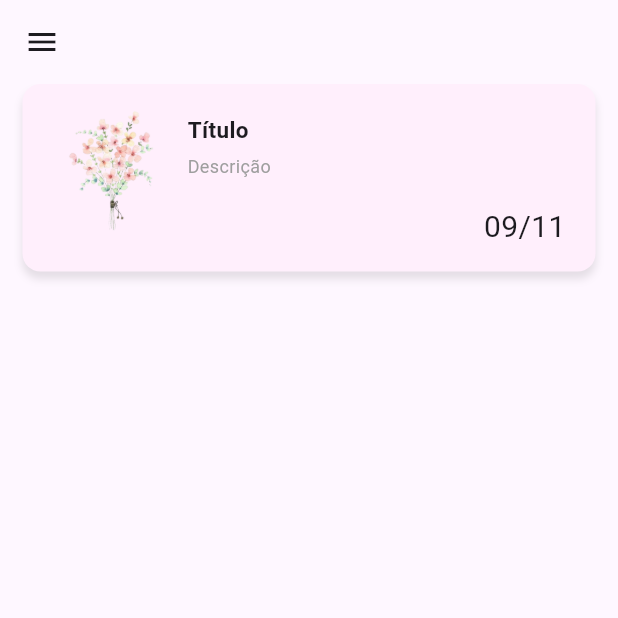
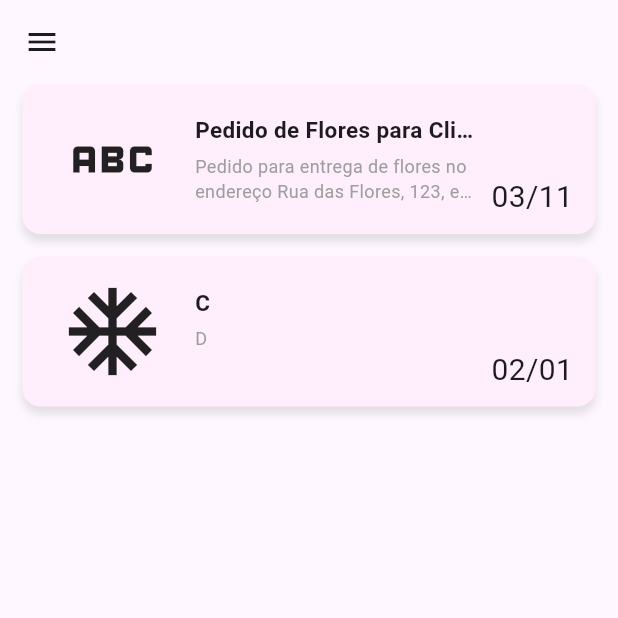
Before and after one commit to HenryGFiedler/Floricultura, a Flutter app: the MainScreen screen opened directly, on a phone screen of 412 x 824 dp, the top half of it. Run offline on Flutter 3.47's test engine with Material 3 defaults, Android fonts, the phone set to English and light mode, and no system bars.

Commit message:
info_card style

```diff
--- a/lib/components/info_card.dart
+++ b/lib/components/info_card.dart
@@ -1,12 +1,24 @@
 import 'package:flutter/material.dart';
+import 'package:intl/intl.dart';
 
 class InfoCard extends StatelessWidget {
-  const InfoCard({super.key});
+  final String titulo;
+  final String descricao;
+  final DateTime data;
+  final IconData icon; // TODO imagem do widget se for necessário, se não pode ser um ícone opcional
+
+  const InfoCard({
+    super.key,
+    this.titulo = '',
+    this.descricao = '',
+    required this.data,
+    required this.icon
+  });
 
   @override
   Widget build(BuildContext context) {
     return SizedBox(
-      height: 125,
+      height: 100,
       child: Padding(
         padding: EdgeInsets.symmetric(horizontal: 15),
         child: DecoratedBox(
@@ -26,34 +38,40 @@ class InfoCard extends StatelessWidget {
             child: Row(
               crossAxisAlignment: CrossAxisAlignment.start,
               children: [
-                SizedBox(height: 100, width: 100, child: Image.asset("assets/images/logo.png")),
+                SizedBox(height: 100, width: 100, child: Icon(icon, size: 70,)),
                 Expanded(
                   child: Column(
                     crossAxisAlignment: CrossAxisAlignment.start,
                     children: [
                       Padding(
-                        padding: EdgeInsets.only(top: 10),
+                        padding: EdgeInsets.only(top: 10, left: 5),
                         child: Text(
-                          "Título",
+                          titulo,
+                          maxLines: 1,
+                          overflow: TextOverflow.ellipsis,
                           style: TextStyle(fontSize: 15, fontWeight: FontWeight.bold),
                         ),
                       ),
                       Padding(
-                        padding: EdgeInsets.only(top: 5),
-                        child: Text(
-                          "Descrição",
-                          style: TextStyle(fontSize: 12, color: Colors.grey),
-                        ),
+                        padding: EdgeInsets.only(top: 5, left: 5),
+                        child: Text(descricao,
+                            maxLines: 2,
+                            overflow: TextOverflow.ellipsis,
+                            style: TextStyle(fontSize: 12, color: Colors.grey)),
                       ),
                     ],
                   ),
                 ),
+                SizedBox(width: 10),
                 Column(
                   mainAxisAlignment: MainAxisAlignment.end,
                   children: [
                     Padding(
-                      padding: EdgeInsets.only(right: 10, bottom: 5),
-                      child: Text("09/11", style: TextStyle(fontSize: 20)),
+                      padding: EdgeInsets.only(right: 5),
+                      child: Text(
+                        DateFormat('dd/MM').format(data),
+                        style: TextStyle(fontSize: 20),
+                      ),
                     ),
                   ],
                 ),
--- a/lib/components/menu_item.dart
+++ b/lib/components/menu_item.dart
@@ -1,4 +1,5 @@
 import 'package:floricultura/screens/login_screen.dart';
+import 'package:floricultura/screens/pedidos_screen.dart';
 import 'package:flutter/material.dart';
 
 class MenuItemModel {
@@ -18,7 +19,7 @@ class MenuItemModel {
     MenuItemModel(
       title: "Home",
       icon: Icons.home,
-      screenBuilder: () => Container(),
+      screenBuilder: () => PedidosScreen(),
     ),
     MenuItemModel(
       title: "pei",
--- a/lib/screens/main_screen.dart
+++ b/lib/screens/main_screen.dart
@@ -1,4 +1,5 @@
 import 'package:floricultura/components/info_card.dart';
+import 'package:floricultura/screens/pedidos_screen.dart';
 import 'package:flutter/material.dart';
 import '../components/menu_item.dart';
 
@@ -10,9 +11,7 @@ class MainScreen extends StatefulWidget {
 }
 
 class _MainScreenState extends State<MainScreen> {
-  Widget screen = Container(
-    child: InfoCard(),
-  );
+  Widget screen = PedidosScreen();
 
   void _mudarTela(int index) {
     setState(() {
--- /dev/null
+++ b/lib/screens/pedidos_screen.dart
@@ -0,0 +1,35 @@
+import 'package:floricultura/components/info_card.dart';
+import 'package:flutter/material.dart';
+
+class PedidosScreen extends StatelessWidget {
+  PedidosScreen({super.key});
+
+  final List<InfoCard> placeholder = [
+    InfoCard(
+      titulo: 'Pedido de Flores para Cliente João Silva',
+      descricao:
+          'Pedido para entrega de flores no endereço Rua das Flores, 123, em 25/03/2025. Arranjo: EncantoTropical, com as flores: lírios, rosas amarelas e orquídeas. Mensagem: Que seu dia seja tão brilhante quanto essas flores!. Preparar e entregarconforme as especificações',
+      data: DateTime(2005, 11, 3),
+      icon: Icons.abc,
+    ),
+    InfoCard(titulo: 'C', descricao: 'D', data: DateTime(1999, 1, 2), icon: Icons.ac_unit_sharp),
+  ];
+
+  @override
+  Widget build(BuildContext context) {
+    return ListView.builder(
+      itemCount: placeholder.length,
+      itemBuilder: (context, index) {
+        return Padding(
+          padding: EdgeInsets.only(bottom: 15),
+          child: InfoCard(
+            titulo: placeholder[index].titulo,
+            descricao: placeholder[index].descricao,
+            data: placeholder[index].data,
+            icon: placeholder[index].icon,
+          ),
+        );
+      },
+    );
+  }
+}
--- a/pubspec.yaml
+++ b/pubspec.yaml
@@ -10,6 +10,8 @@ dependencies:
   flutter:
     sdk: flutter
 
+  intl: ^0.18.0
+
 dev_dependencies:
   flutter_test:
     sdk: flutter
```
Also changed, not shown: pubspec.lock.
